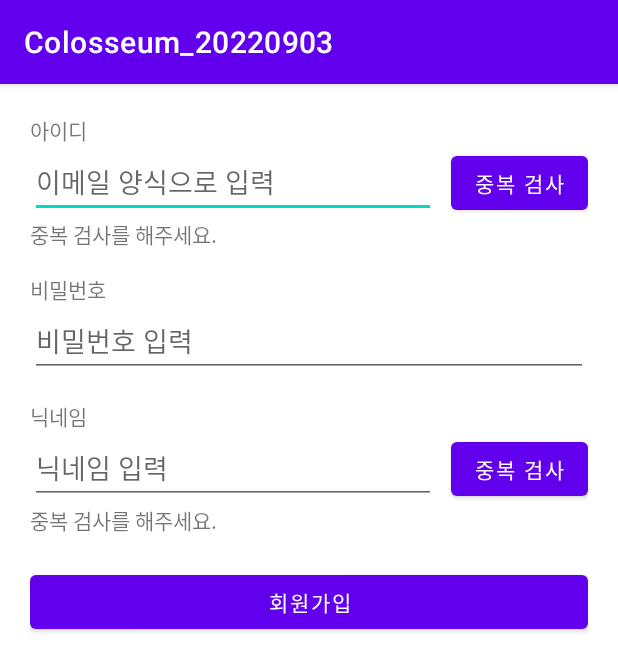
After one commit to sjshinjee/Colosseum_20220903, an Android app: the SignUpActivity screen opened directly, with no data from a screen before it, on a phone screen of 412 x 824 dp. The commit adds this screen. Shown: the top 671 px of the screen. Run offline under Robolectric (Android 15) with nearby library versions, the phone set to English and light mode, and no system bars; our stand-ins replace data binding.

Commit message:
많이 했음

```diff
--- /dev/null
+++ b/app/src/main/java/com/example/colosseum_20220903/SignUpActivity.kt
@@ -0,0 +1,66 @@
+package com.example.colosseum_20220903
+
+import androidx.appcompat.app.AppCompatActivity
+import android.os.Bundle
+import android.widget.Toast
+import androidx.databinding.DataBindingUtil
+import com.example.colosseum_20220903.databinding.ActivityLoginBinding
+import com.example.colosseum_20220903.databinding.ActivitySignUpBinding
+import com.example.colosseum_20220903.utils.ServerUtil
+import org.json.JSONObject
+
+class SignUpActivity : BaseActivity() {
+
+    lateinit var binding : ActivitySignUpBinding
+
+    override fun onCreate(savedInstanceState: Bundle?) {
+        super.onCreate(savedInstanceState)
+        binding = DataBindingUtil.setContentView(this, R.layout.activity_sign_up)
+
+        setupEvents()
+        setValues()
+
+    }
+
+    override fun setupEvents() {
+
+        binding.emailDupBtn.setOnClickListener {
+            val inputEmail = binding.emailEdt.text.toString()
+            checkDupllicate("EMAIL", inputEmail)
+        }
+
+        binding.nickDupBtn.setOnClickListener {
+            val inputNick = binding.nickEdt.text.toString()
+            checkDupllicate("NICK_NAME", inputNick)
+        }
+
+        binding.signUpBtn.setOnClickListener {
+//      1 이메일 공백 확인
+
+//      2 비밀번호 공백 확인
+
+//      3 닉네임 공백 확인
+
+//      4 이메일/닉네임 중복체크 여부 확인
+
+//      5 실제 회원가입 처리
+        }
+
+    }
+
+    override fun setValues() {
+
+    }
+
+    fun checkDupllicate(type : String, value : String){
+        ServerUtil.getRequestCheckDup(type, value, object : ServerUtil.JsonResponseHandler{
+            override fun onResponse(jsonObj: JSONObject) {
+                val message = jsonObj.getString("message")
+
+                runOnUiThread {
+                    Toast.makeText(mContext, message, Toast.LENGTH_SHORT).show()
+                }
+            }
+        })
+    }
+}
--- /dev/null
+++ b/app/src/main/java/com/example/colosseum_20220903/utils/ContextUtil.kt
@@ -0,0 +1,4 @@
+package com.example.colosseum_20220903.utils
+
+class ContextUtil {
+}
--- /dev/null
+++ b/app/src/main/res/layout/activity_sign_up.xml
@@ -0,0 +1,107 @@
+<?xml version="1.0" encoding="utf-8"?>
+
+<layout>
+    <LinearLayout xmlns:android="http://schemas.android.com/apk/res/android"
+        xmlns:app="http://schemas.android.com/apk/res-auto"
+        xmlns:tools="http://schemas.android.com/tools"
+        android:layout_width="match_parent"
+        android:layout_height="match_parent"
+        android:orientation="vertical"
+        android:padding="20dp"
+        tools:context=".SignUpActivity">
+
+        <TextView
+            android:layout_width="wrap_content"
+            android:layout_height="wrap_content"
+            android:text="아이디"/>
+
+        <LinearLayout
+            android:layout_width="match_parent"
+            android:layout_height="wrap_content"
+            android:orientation="horizontal">
+
+            <EditText
+                android:id="@+id/emailEdt"
+                android:layout_width="0dp"
+                android:layout_height="wrap_content"
+                android:layout_weight="1"
+                android:hint="이메일 양식으로 입력"
+                android:inputType="textEmailAddress"
+                android:imeOptions="actionNext"
+                android:maxLines="1"/>
+
+            <Button
+                android:id="@+id/emailDupBtn"
+                android:layout_width="wrap_content"
+                android:layout_height="wrap_content"
+                android:layout_marginStart="10dp"
+                android:text="중복 검사"/>
+
+        </LinearLayout>
+
+        <TextView
+            android:id="@+id/emailDupTxt"
+            android:layout_width="wrap_content"
+            android:layout_height="wrap_content"
+            android:text="중복 검사를 해주세요."/>
+
+        <TextView
+            android:layout_width="wrap_content"
+            android:layout_height="wrap_content"
+            android:layout_marginTop="15dp"
+            android:text="비밀번호"/>
+
+        <EditText
+            android:id="@+id/passwordEdt"
+            android:layout_width="match_parent"
+            android:layout_height="wrap_content"
+            android:hint="비밀번호 입력"
+            android:inputType="textPassword"
+            android:imeOptions="actionNext"
+            android:maxLines="1"/>
+
+        <TextView
+            android:layout_width="wrap_content"
+            android:layout_height="wrap_content"
+            android:layout_marginTop="15dp"
+            android:text="닉네임"/>
+
+        <LinearLayout
+            android:layout_width="match_parent"
+            android:layout_height="wrap_content"
+            android:orientation="horizontal">
+
+            <EditText
+                android:id="@+id/nickEdt"
+                android:layout_width="0dp"
+                android:layout_height="wrap_content"
+                android:layout_weight="1"
+                android:hint="닉네임 입력"
+                android:inputType="text"
+                android:imeOptions="actionDone"
+                android:maxLines="1"/>
+
+            <Button
+                android:id="@+id/nickDupBtn"
+                android:layout_width="wrap_content"
+                android:layout_height="wrap_content"
+                android:layout_marginStart="10dp"
+                android:text="중복 검사"/>
+
+        </LinearLayout>
+
+        <TextView
+            android:id="@+id/nickDupTxt"
+            android:layout_width="wrap_content"
+            android:layout_height="wrap_content"
+            android:text="중복 검사를 해주세요."/>
+
+        <Button
+            android:id="@+id/signUpBtn"
+            android:layout_width="match_parent"
+            android:layout_height="wrap_content"
+            android:layout_marginTop="20dp"
+            android:text="회원가입"/>
+
+    </LinearLayout>
+</layout>
```
Also changed, not shown: app/src/main/AndroidManifest.xml (+9 -3 lines), app/src/main/java/com/example/colosseum_20220903/LoginActivity.kt (+71 -2 lines), app/src/main/java/com/example/colosseum_20220903/SplashActivity.kt (added, +11 -0 lines), app/src/main/java/com/example/colosseum_20220903/utils/ServerUtil.kt (added, +81 -0 lines), app/src/main/res/layout/activity_splash.xml (added, +9 -0 lines).
